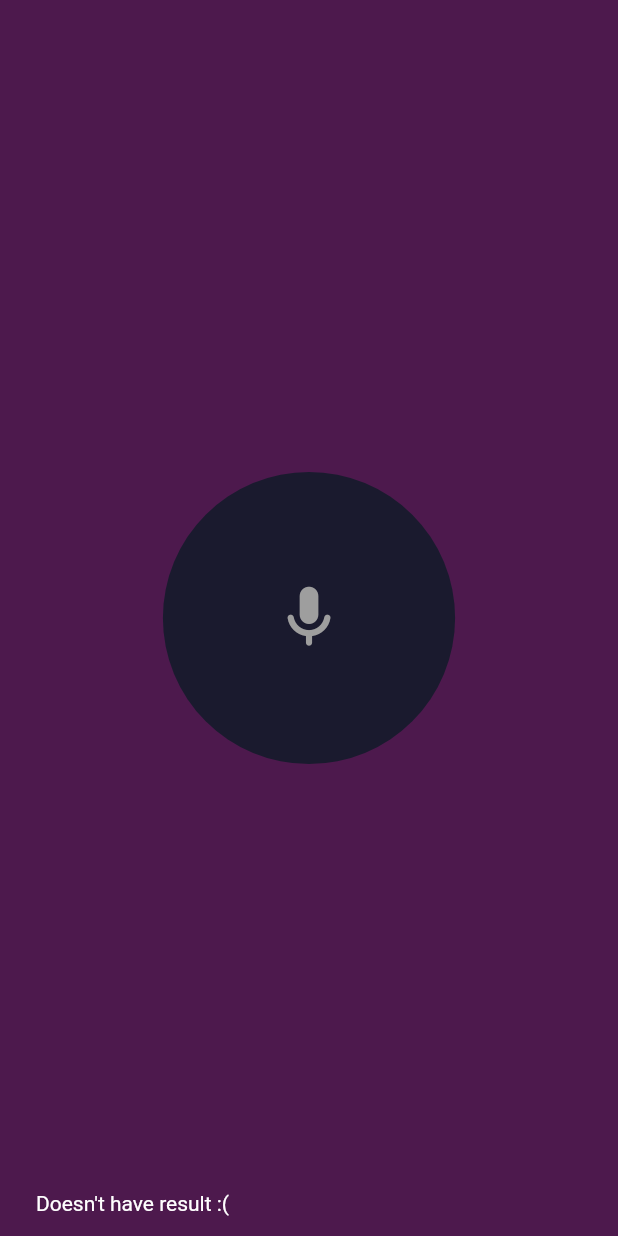
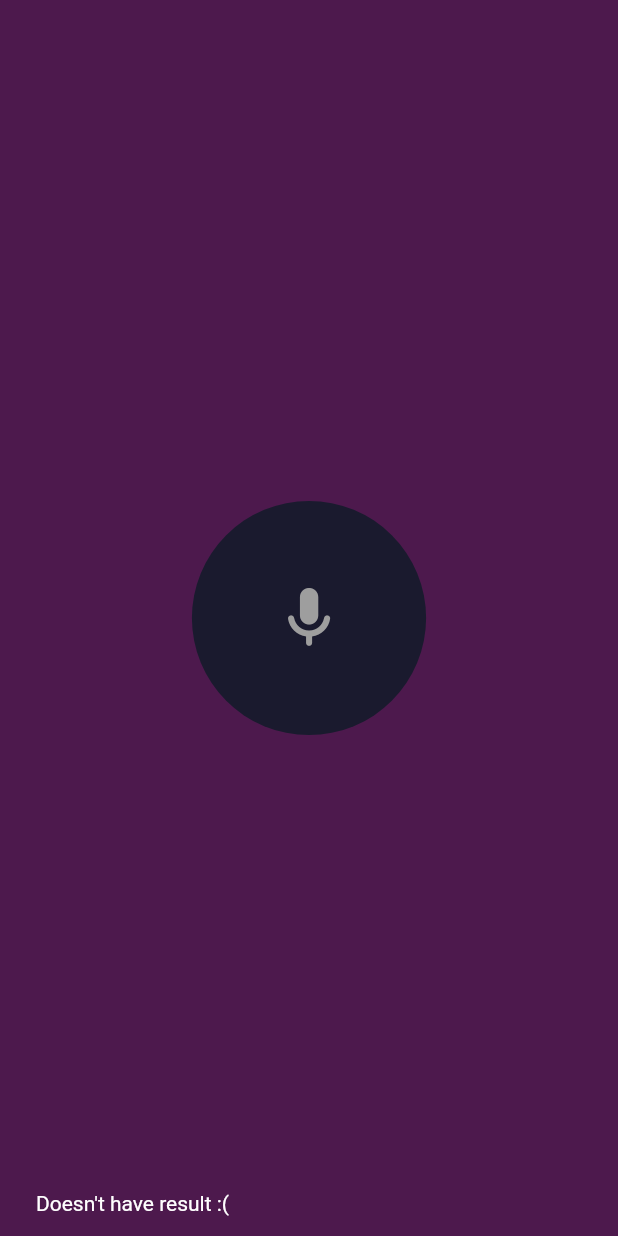
Before and after one commit to maratbekovaidar/shaiqa, a Flutter app: the screen it shows after launch, after a tap on the "mic" icon, on a phone screen of 412 x 824 dp. Run offline on Flutter 3.47's test engine with Material 2 defaults, Android fonts, the phone set to English and light mode, and no system bars; our stand-ins replace audioplayers, dio; missing offline and left inert: mic_stream, simple_ripple_animation; key blocks and very long unbroken strings in the code were emptied for the run.

Commit message:
feat(animation): listening animation for main button

```diff
--- a/lib/features/main/views/screens/main_page.dart
+++ b/lib/features/main/views/screens/main_page.dart
@@ -25,13 +25,28 @@ class _MainPageState extends State<MainPage> with TickerProviderStateMixin  {
   Random random = Random();
   Timer? timer;
   MusicModel? musicModel;
-
   double radius = 80;
 
 
   /// Animation controller
   late AnimationController _controller;
   late Animation<int> _decorationTween;
+
+  /// Listening controller
+  void changeRadius() {
+    setState(() {
+      radius = 80.0 + random.nextInt(30);
+    });
+  }
+
+  void listeningStart() {
+    timer = Timer.periodic(const Duration(microseconds: 30000), (Timer t) => changeRadius());
+  }
+
+  void listeningStop() {
+    timer?.cancel();
+  }
+
 
 
   @override
@@ -75,11 +90,14 @@ class _MainPageState extends State<MainPage> with TickerProviderStateMixin  {
             children: [
               RippleAnimation(
                 repeat: true,
-                color: Colors.red,
+                color: const Color(0xff006466),
                 minRadius: recording ? 90 : 0,
                 ripplesCount: 6,
                 child: GestureDetector(
                   onTap: () async {
+
+                    _controller.stop();
+                    listeningStart();
                     setState(() {
                       recording = true;
                     });
@@ -97,6 +115,8 @@ class _MainPageState extends State<MainPage> with TickerProviderStateMixin  {
                       radius = 80;
                       recording = false;
                     });
+                    listeningStop();
+                    _controller.repeat(reverse: true);
 
                     if(musicModel != null) {
                       Navigator.push(context, MaterialPageRoute(builder: (context) => MusicPage(musicModel: musicModel!)));
@@ -117,12 +137,12 @@ class _MainPageState extends State<MainPage> with TickerProviderStateMixin  {
                       );
                     },
                     child: CircleAvatar(
-                      radius: _decorationTween.value.toDouble(),
-                      backgroundColor: recording ? Colors.red : const Color(0xff1A1A2E),
+                      radius: radius,
+                      backgroundColor: recording ? const Color(0xff006466) : const Color(0xff1A1A2E),
                       child: Icon(
                         Icons.mic_rounded,
                         size: 50,
-                        color: recording ? Colors.pink : Colors.grey,
+                        color: recording ? Colors.white : Colors.grey,
                       ),
                     ),
                   ),
```
